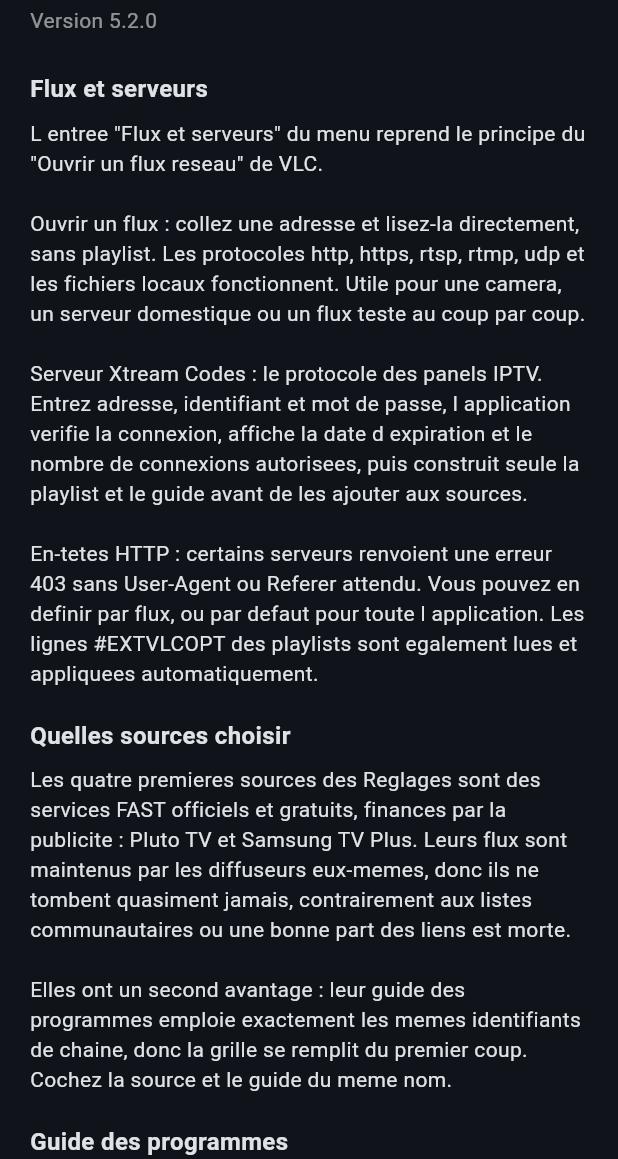
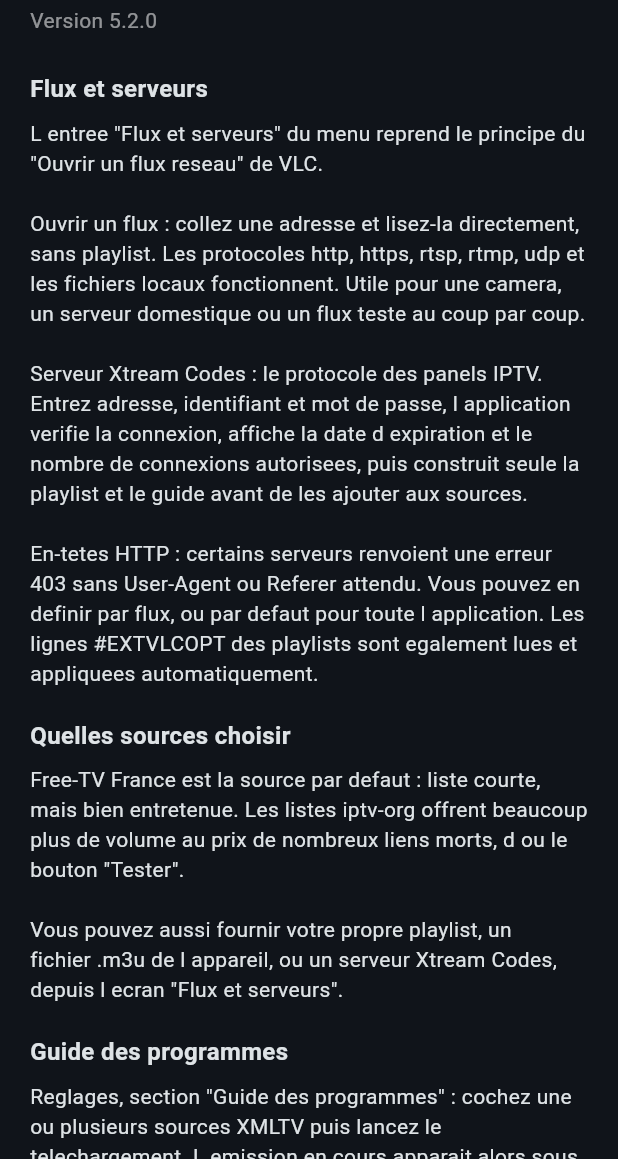
Before and after one commit to janintibo-art/iptv-player, a Flutter app: the AboutScreen widget shown alone on an empty page, opened directly, on a phone screen of 412 x 824 dp, the part 77-1236 px from its top. Run offline on Flutter 3.47's test engine with Material 3 defaults, Android fonts, the phone set to English and light mode, and no system bars; our stand-ins replace file_picker, shared_preferences, wakelock_plus; missing offline and left inert: media_kit, media_kit_video; accounts and stored records are empty; network calls fail.

Commit message:
Retrait des sources FAST : playlists supprimees par i.mjh.nz

```diff
--- a/lib/screens/about_screen.dart
+++ b/lib/screens/about_screen.dart
@@ -37,14 +37,12 @@ class AboutScreen extends StatelessWidget {
         Text('Quelles sources choisir', style: gras),
         SizedBox(height: 8),
         Text(
-          'Les quatre premieres sources des Reglages sont des services FAST '
-          'officiels et gratuits, finances par la publicite : Pluto TV et '
-          'Samsung TV Plus. Leurs flux sont maintenus par les diffuseurs '
-          'eux-memes, donc ils ne tombent quasiment jamais, contrairement aux '
-          'listes communautaires ou une bonne part des liens est morte.\n\n'
-          'Elles ont un second avantage : leur guide des programmes emploie '
-          'exactement les memes identifiants de chaine, donc la grille se '
-          'remplit du premier coup. Cochez la source et le guide du meme nom.',
+          'Free-TV France est la source par defaut : liste courte, mais bien '
+          'entretenue. Les listes iptv-org offrent beaucoup plus de volume au '
+          'prix de nombreux liens morts, d ou le bouton "Tester".\n\n'
+          'Vous pouvez aussi fournir votre propre playlist, un fichier .m3u '
+          'de l appareil, ou un serveur Xtream Codes, depuis l ecran '
+          '"Flux et serveurs".',
         ),
         SizedBox(height: 20),
         Text('Guide des programmes', style: gras),
--- a/lib/services/epg_service.dart
+++ b/lib/services/epg_service.dart
@@ -60,29 +60,15 @@ class Programme {
 
 /// Guides preconfigures.
 ///
-/// Les quatre premiers accompagnent les sources FAST du meme nom : leurs
-/// identifiants de chaine correspondent exactement, la grille se remplit
-/// sans reglage. Les suivants viennent d iptv-org et suivent le motif
+/// Les quatre premiers viennent d iptv-org et suivent le motif
 /// guides/<langue>/<site>.xml ; ces adresses peuvent changer, la liste a
 /// jour est sur github.com/iptv-org/epg.
+///
+/// Les deux derniers sont les guides des services FAST. Ils restent
+/// publies, mais leurs playlists ne le sont plus : ils ne servent que si
+/// vous fournissez vous-meme une playlist Pluto ou Samsung.
 class GuidesEpg {
   static const List<({String nom, String url})> presets = [
-    (
-      nom: 'Pluto TV France (recommande)',
-      url: 'https://i.mjh.nz/PlutoTV/fr.xml'
-    ),
-    (
-      nom: 'Samsung TV Plus France (recommande)',
-      url: 'https://i.mjh.nz/SamsungTVPlus/fr.xml'
-    ),
-    (
-      nom: 'Pluto TV Canada',
-      url: 'https://i.mjh.nz/PlutoTV/ca.xml'
-    ),
-    (
-      nom: 'Samsung TV Plus Suisse',
-      url: 'https://i.mjh.nz/SamsungTVPlus/ch.xml'
-    ),
     (
       nom: 'France - Orange',
       url: 'https://iptv-org.github.io/epg/guides/fr/chaines-tv.orange.fr.xml'
@@ -98,6 +84,14 @@ class GuidesEpg {
     (
       nom: 'Quebec - TV Hebdo',
       url: 'https://iptv-org.github.io/epg/guides/ca/tvhebdo.com.xml'
+    ),
+    (
+      nom: 'Pluto TV France (playlist Pluto requise)',
+      url: 'https://i.mjh.nz/PlutoTV/fr.xml'
+    ),
+    (
+      nom: 'Samsung TV Plus France (playlist Samsung requise)',
+      url: 'https://i.mjh.nz/SamsungTVPlus/fr.xml'
     ),
   ];
 }
--- a/lib/services/sources.dart
+++ b/lib/services/sources.dart
@@ -13,34 +13,10 @@ class Sources {
 
   /// Sources francophones et generales.
   ///
-  /// Les quatre premieres sont des services FAST officiels, gratuits et
-  /// finances par la publicite. Leurs flux sont maintenus par les
-  /// diffuseurs : ils ne tombent quasiment jamais, et leur EPG assorti
-  /// utilise les memes identifiants, donc la grille se remplit du premier
-  /// coup.
+  /// Note : les playlists Pluto TV et Samsung TV Plus ne sont plus
+  /// publiees par i.mjh.nz, qui ne diffuse desormais que leurs guides.
+  /// Elles ont donc ete retirees d ici.
   static const List<SourcePreset> presets = [
-    SourcePreset(
-      'Pluto TV France',
-      'https://i.mjh.nz/PlutoTV/fr.m3u8',
-      'Service officiel gratuit, une quarantaine de chaines francaises. '
-          'Guide assorti disponible. Le plus fiable.',
-    ),
-    SourcePreset(
-      'Samsung TV Plus France',
-      'https://i.mjh.nz/SamsungTVPlus/fr.m3u8',
-      'Service officiel gratuit de Samsung, chaines francaises. '
-          'Guide assorti disponible.',
-    ),
-    SourcePreset(
-      'Pluto TV Canada',
-      'https://i.mjh.nz/PlutoTV/ca.m3u8',
-      'Service officiel gratuit, chaines canadiennes dont du francophone.',
-    ),
-    SourcePreset(
-      'Samsung TV Plus Suisse',
-      'https://i.mjh.nz/SamsungTVPlus/ch.m3u8',
-      'Service officiel gratuit, chaines suisses.',
-    ),
     SourcePreset(
       'Free-TV France',
       'https://raw.githubusercontent.com/Free-TV/IPTV/master/playlists/playlist_france.m3u8',
```
